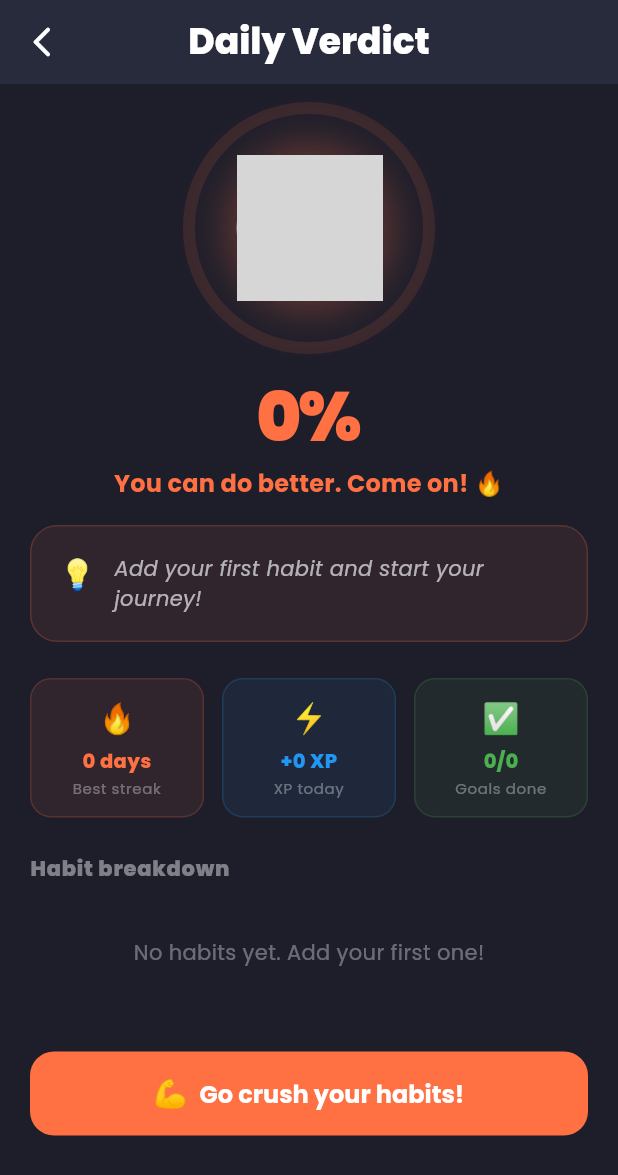
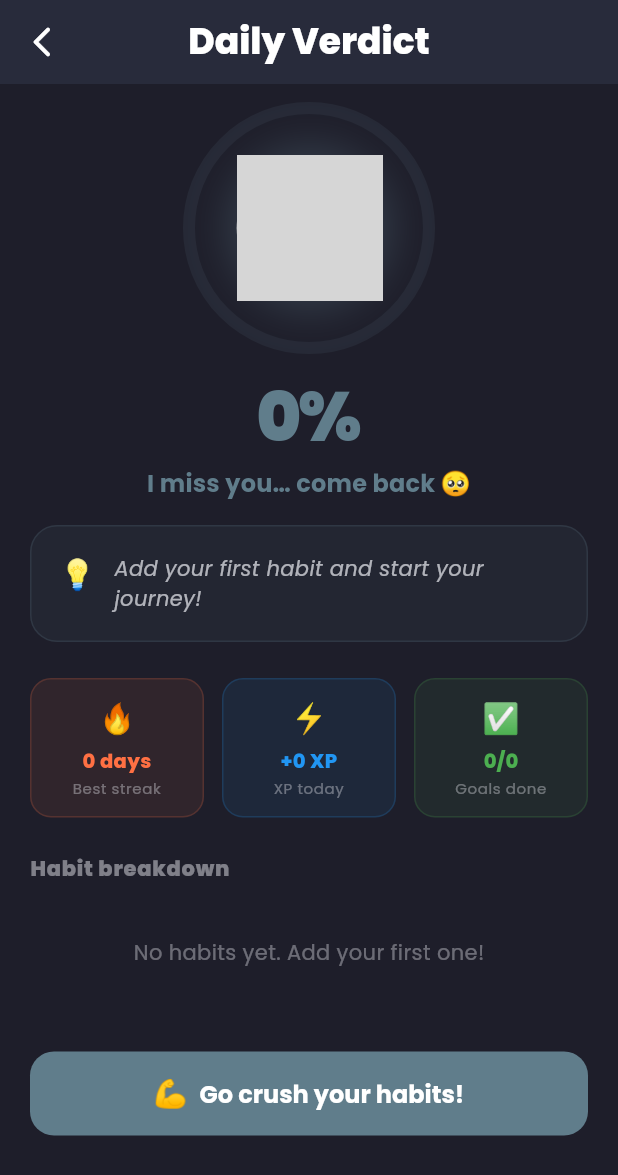
Before and after one commit to kawkumputer/twinam, a Flutter app: the DailyVerdictScreen screen opened by its route, scrolled down 32 dp, on a phone screen of 412 x 824 dp. Shown: the top 1175 px of the screen. Run offline on Flutter 3.47's test engine with Material 3 defaults, Android fonts, the phone set to English and light mode, and no system bars; drawn by our look-alikes of video_player; our stand-ins replace fl_chart, flutter_dotenv, flutter_local_notifications, flutter_native_splash, flutter_timezone, google_fonts and 6 more; missing offline and left inert: home_widget; accounts and stored records are empty; statements that could not run were skipped; grey boxes are pictures that could not be loaded.

Commit message:
feat(avatar): 5 états + variantes aléatoires, old idles remplacés, TwinDuoWidget

```diff
--- a/lib/l10n/app_en.dart
+++ b/lib/l10n/app_en.dart
@@ -221,9 +221,11 @@ const Map<String, String> en = {
   'supportTwinAm': '💝 Support Twin\'Am',
 
   // Twin Avatar Messages
+  'twinExcitedMessage': 'INCREDIBLE! You\'re unstoppable! 🔥🏆',
   'twinHappyMessage': 'I\'m proud of you! 🌟',
   'twinNeutralMessage': 'Keep going, you\'ve got this 💪',
   'twinSadMessage': 'You can do better. Come on! 🔥',
+  'twinCryMessage': 'I miss you… come back 🥺',
   'myTwin': 'My Twin',
   'twinAndYou': 'You & your Twin',
   'yourTwin': 'your Twin',
--- a/lib/l10n/app_fr.dart
+++ b/lib/l10n/app_fr.dart
@@ -228,9 +228,11 @@ const Map<String, String> fr = {
   'supportTwinAm': '💝 Soutenez Twin\'Am',
 
   // Twin Avatar Messages
+  'twinExcitedMessage': 'INCROYABLE ! Tu es inarrêtable ! 🔥🏆',
   'twinHappyMessage': 'Je suis fier de toi ! 🌟',
   'twinNeutralMessage': 'Continue, tu peux le faire 💪',
   'twinSadMessage': 'Tu peux faire mieux. Allez ! 🔥',
+  'twinCryMessage': 'Tu me manques… reviens 🥺',
   'myTwin': 'Mon Twin',
   'twinAndYou': 'Toi & ton Twin',
   'yourTwin': 'Ton Twin',
--- a/lib/widgets/twin_avatar_widget.dart
+++ b/lib/widgets/twin_avatar_widget.dart
@@ -4,7 +4,7 @@ import 'package:flutter/material.dart';
 import 'package:video_player/video_player.dart';
 import '../l10n/app_localizations.dart';
 
-enum TwinState { happy, neutral, sad }
+enum TwinState { excited, happy, neutral, sad, cry }
 
 class TwinAvatarWidget extends StatefulWidget {
   final TwinState state;
@@ -23,53 +23,94 @@ class TwinAvatarWidget extends StatefulWidget {
   });
 
   static TwinState fromScore(double score) {
-    if (score >= 0.8) return TwinState.happy;
+    if (score >= 0.9) return TwinState.excited;
+    if (score >= 0.7) return TwinState.happy;
     if (score >= 0.4) return TwinState.neutral;
-    return TwinState.sad;
+    if (score >= 0.15) return TwinState.sad;
+    return TwinState.cry;
   }
 
   static String messageForState(TwinState state, [String locale = 'en']) {
     final l10n = AppLocalizations(locale);
     switch (state) {
+      case TwinState.excited:
+        return l10n.translate('twinExcitedMessage');
       case TwinState.happy:
         return l10n.translate('twinHappyMessage');
       case TwinState.neutral:
         return l10n.translate('twinNeutralMessage');
       case TwinState.sad:
         return l10n.translate('twinSadMessage');
+      case TwinState.cry:
+        return l10n.translate('twinCryMessage');
     }
   }
 
   static String assetForState(TwinState state) {
     switch (state) {
+      case TwinState.excited:
       case TwinState.happy:
         return 'assets/happy-avatar.jpeg';
       case TwinState.neutral:
         return 'assets/neutral-avatar.jpeg';
       case TwinState.sad:
+      case TwinState.cry:
         return 'assets/sad-avatar.jpeg';
     }
   }
 
   static String videoForState(TwinState state) {
+    final rng = Random();
     switch (state) {
+      case TwinState.excited:
+        const excitedList = [
+          'assets/excited-1.mp4',
+          'assets/excited-2.mp4',
+          'assets/excited-3.mp4',
+          'assets/excited-4.mp4',
+        ];
+        return excitedList[rng.nextInt(excitedList.length)];
       case TwinState.happy:
-        return 'assets/idle-happy.mp4';
+        const happyList = [
+          'assets/excited-1.mp4',
+          'assets/excited-2.mp4',
+          'assets/excited-3.mp4',
+          'assets/excited-4.mp4',
+        ];
+        return happyList[rng.nextInt(happyList.length)];
       case TwinState.neutral:
-        return 'assets/idle-neutre.mp4';
+        const neutralList = [
+          'assets/neutral-1.mp4',
+          'assets/neutral-2.mp4',
+        ];
+        return neutralList[rng.nextInt(neutralList.length)];
       case TwinState.sad:
-        return 'assets/idle-sad.mp4';
+        const sadList = [
+          'assets/cry-1.mp4',
+          'assets/cry-2.mp4',
+        ];
+        return sadList[rng.nextInt(sadList.length)];
+      case TwinState.cry:
+        const cryList = [
+          'assets/cry-1.mp4',
+          'assets/cry-2.mp4',
+        ];
+        return cryList[rng.nextInt(cryList.length)];
     }
   }
 
   static Color colorForState(TwinState state) {
     switch (state) {
+      case TwinState.excited:
+        return const Color(0xFFFF6D00);
       case TwinState.happy:
         return const Color(0xFF4CAF50);
       case TwinState.neutral:
         return const Color(0xFF2196F3);
       case TwinState.sad:
         return const Color(0xFFFF7043);
+      case TwinState.cry:
+        return const Color(0xFF607D8B);
     }
   }
 
@@ -374,3 +415,88 @@ class _TwinAvatarWidgetState extends State<TwinAvatarWidget>
     );
   }
 }
+
+// ─── TwinDuoWidget ──────────────────────────────────────────────────────────
+// Two-twin animation banner used in challenge cards
+
+class TwinDuoWidget extends StatefulWidget {
+  final String videoAsset;
+  final double height;
+
+  const TwinDuoWidget({
+    super.key,
+    required this.videoAsset,
+    this.height = 130,
+  });
+
+  static const videoActive = 'assets/excited-two-twin.mp4';
+  static const videoCompleted = 'assets/Two-twin-with-hug.mp4';
+  static const videoNeutral = 'assets/neutral-two-twin.mp4';
+
+  @override
+  State<TwinDuoWidget> createState() => _TwinDuoWidgetState();
+}
+
+class _TwinDuoWidgetState extends State<TwinDuoWidget> {
+  VideoPlayerController? _controller;
+  bool _initialized = false;
+
+  @override
+  void initState() {
+    super.initState();
+    _init();
+  }
+
+  @override
+  void didUpdateWidget(TwinDuoWidget oldWidget) {
+    super.didUpdateWidget(oldWidget);
+    if (oldWidget.videoAsset != widget.videoAsset) {
+      _initialized = false;
+      _init();
+    }
+  }
+
+  Future<void> _init() async {
+    final c = VideoPlayerController.asset(widget.videoAsset);
+    await c.initialize();
+    c.setLooping(true);
+    c.setVolume(0);
+    c.play();
+    if (mounted) {
+      setState(() {
+        _controller?.dispose();
+        _controller = c;
+        _initialized = true;
+      });
+    } else {
+      c.dispose();
+    }
+  }
+
+  @override
+  void dispose() {
+    _controller?.dispose();
+    super.dispose();
+  }
+
+  @override
+  Widget build(BuildContext context) {
+    return ClipRRect(
+      borderRadius: BorderRadius.circular(12),
+      child: SizedBox(
+        height: widget.height,
+        width: double.infinity,
+        child: _initialized && _controller != null
+            ? FittedBox(
+                fit: BoxFit.cover,
+                child: SizedBox(
+                  width: _controller!.value.size.width,
+                  height: _controller!.value.size.height,
+                  child: VideoPlayer(_controller!),
+                ),
+              )
+            : Container(color: Colors.black12),
+      ),
+    );
+  }
+}
```
Also changed, not shown: lib/screens/challenges/challenges_screen.dart (+15 -1 lines), 11 other files.
